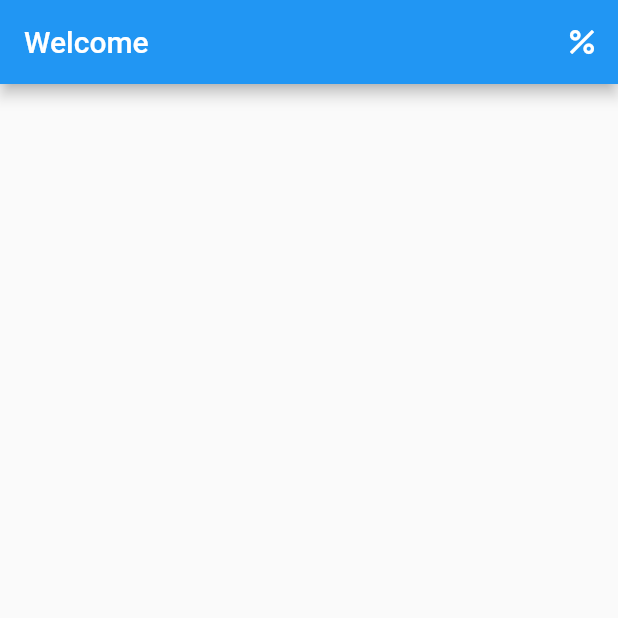
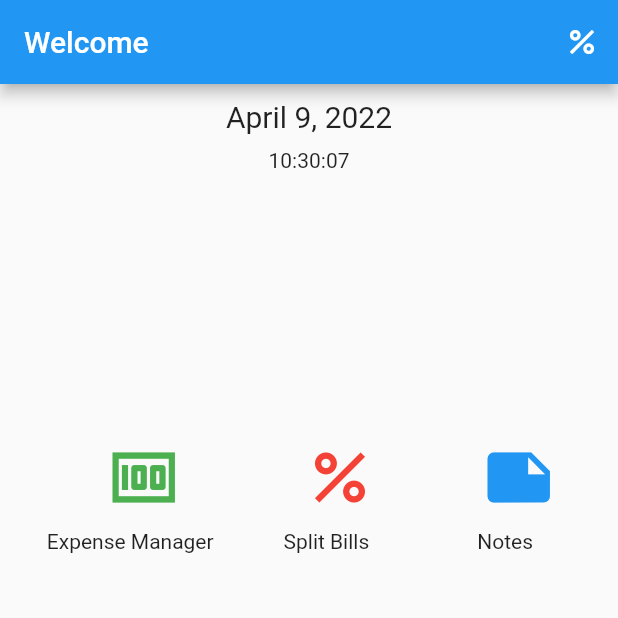
Before and after one commit to im-endangered/appLotita, a Flutter app: the screen it shows after launch, on a phone screen of 412 x 824 dp, the top half of it. Run offline on Flutter 3.47's test engine with Material 2 defaults, Android fonts, the phone set to English and light mode, and no system bars.

Commit message:
basic home page design

```diff
--- a/lib/main.dart
+++ b/lib/main.dart
@@ -1,4 +1,5 @@
 import 'package:flutter/material.dart';
+import 'package:intl/intl.dart';
 
 void main() {
   runApp(MyApp());
@@ -30,6 +31,98 @@ class _MyHomePageState extends State<MyHomePage> {
         ],
         title: Text("Welcome"),
       ),
+      body: Column(
+        mainAxisAlignment: MainAxisAlignment.start,
+        children: [
+          Container(
+            alignment: Alignment.topCenter,
+            width: double.infinity,
+            child: Column(
+              crossAxisAlignment: CrossAxisAlignment.center,
+              children: [
+                Container(
+                  padding: EdgeInsets.all(10),
+                  child: Text(
+                    DateFormat.yMMMMd().format(DateTime.now()),
+                    textAlign: TextAlign.center,
+                    style: TextStyle(fontSize: 20),
+                  ),
+                ),
+                StreamBuilder(
+                  stream: Stream.periodic(const Duration(seconds: 1)),
+                  builder: (context, snapshot) {
+                    return Center(
+                      child: Text(
+                        DateFormat('hh:mm:ss').format(DateTime.now()),
+                      ),
+                    );
+                  },
+                ),
+              ],
+            ),
+          ),
+          SizedBox(
+            height: 150,
+          ),
+          Container(
+            alignment: Alignment.center,
+            child: Row(
+              mainAxisAlignment: MainAxisAlignment.spaceEvenly,
+              children: [
+                Column(
+                  crossAxisAlignment: CrossAxisAlignment.center,
+                  children: [
+                    Container(
+                      margin: EdgeInsets.all(20),
+                      child: IconButton(
+                        onPressed: () {},
+                        icon: Icon(
+                          Icons.money,
+                          color: Colors.green,
+                          size: 50,
+                        ),
+                      ),
+                    ),
+                    Text('Expense Manager'),
+                  ],
+                ),
+                Column(
+                  crossAxisAlignment: CrossAxisAlignment.center,
+                  children: [
+                    Container(
+                      margin: EdgeInsets.all(20),
+                      child: IconButton(
+                          onPressed: () {},
+                          icon: Icon(
+                            Icons.percent_outlined,
+                            color: Colors.red,
+                            size: 50,
+                          )),
+                    ),
+                    Text('Split Bills'),
+                  ],
+                ),
+                Column(
+                  mainAxisAlignment: MainAxisAlignment.center,
+                  children: [
+                    Container(
+                      margin: EdgeInsets.all(20),
+                      child: IconButton(
+                          onPressed: () {},
+                          icon: Icon(
+                            Icons.note,
+                            color: Colors.blue,
+                            size: 50,
+                          )),
+                    ),
+                    Text('Notes'),
+                  ],
+                )
+              ],
+            ),
+          ),
+        ],
+      ),
     );
   }
 }
--- a/pubspec.yaml
+++ b/pubspec.yaml
@@ -34,6 +34,7 @@ dependencies:
   # The following adds the Cupertino Icons font to your application.
   # Use with the CupertinoIcons class for iOS style icons.
   cupertino_icons: ^1.0.2
+  intl: ^0.17.0
 
 dev_dependencies:
   flutter_test:
```
Also changed, not shown: pubspec.lock.
